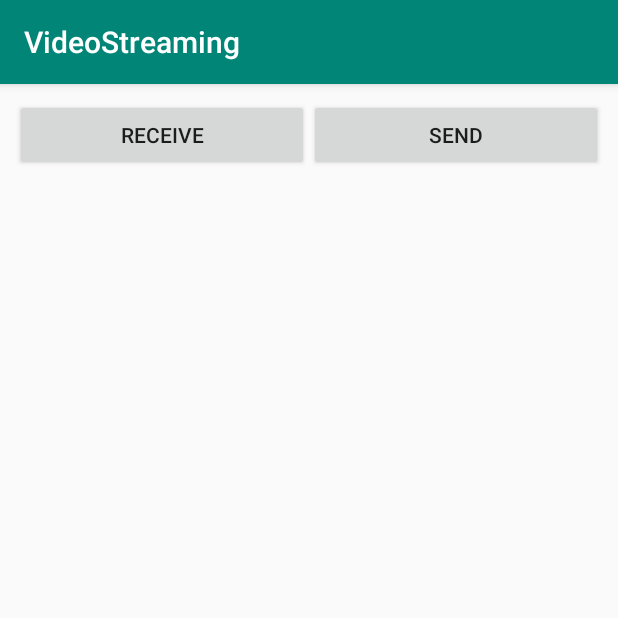
After one commit to ojasskapre/Video-Streaming, an Android app: the FileSelectActivity screen opened directly, with no data from a screen before it, on a phone screen of 412 x 824 dp, the top half of it. The commit adds this screen. Run offline under Robolectric (Android 15) with nearby library versions, the phone set to English and light mode, and no system bars.

Commit message:
Created client and server class and file select activity

```diff
--- a/app/src/main/AndroidManifest.xml
+++ b/app/src/main/AndroidManifest.xml
@@ -1,12 +1,14 @@
 <?xml version="1.0" encoding="utf-8"?>
 <manifest xmlns:android="http://schemas.android.com/apk/res/android"
     package="com.example.videostreaming">
+
     <uses-permission android:name="android.permission.CHANGE_WIFI_STATE" />
     <uses-permission android:name="android.permission.ACCESS_WIFI_STATE" />
     <uses-permission android:name="android.permission.CHANGE_NETWORK_STATE" />
     <uses-permission android:name="android.permission.ACCESS_NETWORK_STATE" />
     <uses-permission android:name="android.permission.INTERNET" />
     <uses-permission android:name="android.permission.ACCESS_COARSE_LOCATION" />
+
     <application
         android:allowBackup="true"
         android:icon="@mipmap/ic_launcher"
@@ -14,6 +16,7 @@
         android:roundIcon="@mipmap/ic_launcher_round"
         android:supportsRtl="true"
         android:theme="@style/AppTheme">
+        <activity android:name=".FileSelectActivity"></activity>
         <activity android:name=".MainActivity">
             <intent-filter>
                 <action android:name="android.intent.action.MAIN" />
--- /dev/null
+++ b/app/src/main/java/com/example/videostreaming/FileSelectActivity.java
@@ -0,0 +1,13 @@
+package com.example.videostreaming;
+
+import android.support.v7.app.AppCompatActivity;
+import android.os.Bundle;
+
+public class FileSelectActivity extends AppCompatActivity {
+
+    @Override
+    protected void onCreate(Bundle savedInstanceState) {
+        super.onCreate(savedInstanceState);
+        setContentView(R.layout.activity_file_select);
+    }
+}
--- /dev/null
+++ b/app/src/main/res/layout/activity_file_select.xml
@@ -0,0 +1,32 @@
+<?xml version="1.0" encoding="utf-8"?>
+<RelativeLayout xmlns:android="http://schemas.android.com/apk/res/android"
+    xmlns:app="http://schemas.android.com/apk/res-auto"
+    xmlns:tools="http://schemas.android.com/tools"
+    android:layout_width="match_parent"
+    android:layout_height="match_parent"
+    tools:context=".FileSelectActivity">
+
+    <LinearLayout
+        android:layout_width="match_parent"
+        android:layout_height="wrap_content"
+        android:layout_marginRight="10dp"
+        android:layout_marginLeft="10dp"
+        android:layout_marginTop="10dp">
+        <Button
+            android:layout_width="match_parent"
+            android:layout_height="wrap_content"
+            android:layout_weight="0.5"
+            android:id="@+id/receive"
+            android:text="@string/receive"
+            android:layout_gravity="start"/>
+
+        <Button
+            android:layout_width="match_parent"
+            android:layout_height="wrap_content"
+            android:layout_weight="0.5"
+            android:layout_gravity="end"
+            android:id="@+id/send"
+            android:text="@string/send"/>
+    </LinearLayout>
+
+</RelativeLayout>
--- a/app/src/main/res/values/strings.xml
+++ b/app/src/main/res/values/strings.xml
@@ -2,4 +2,7 @@
     <string name="app_name">VideoStreaming</string>
     <string name="discover">Discover</string>
     <string name="conn_status">Connection Status</string>
+    <string name="stream">Stream</string>
+    <string name="send">SEND</string>
+    <string name="receive">RECEIVE</string>
 </resources>
```
Also changed, not shown: app/src/main/java/com/example/videostreaming/MainActivity.java (+53 -3 lines), app/src/main/java/com/example/videostreaming/SocketHandler.java (added, +15 -0 lines).
